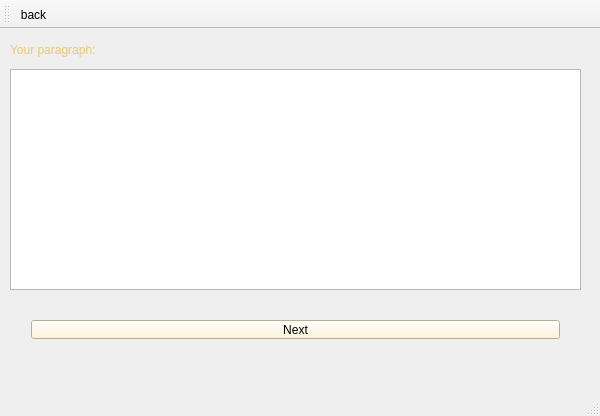
This is DisplayTextPage.ui in Rrr3rrr2004/Word-Frequency-Count as Qt 5 draws it before an edit. The edited form follows.
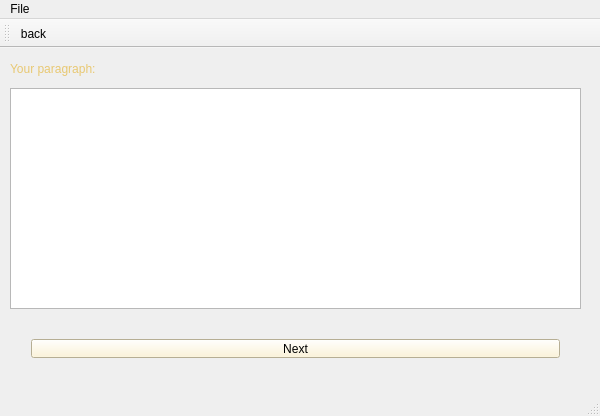
This is the edited form. Icons and pictures are not drawn.

```diff
--- a/DisplayTextPage.ui
+++ b/DisplayTextPage.ui
@@ -14,7 +14,7 @@
    <string>DisplayTextPage</string>
   </property>
   <widget class="QWidget" name="centralWidget">
-   <widget class="QLabel" name="display">
+   <widget class="QLabel" name="title">
     <property name="geometry">
      <rect>
       <x>10</x>
@@ -60,7 +60,7 @@
      </item>
     </layout>
    </widget>
-   <widget class="QTextEdit" name="textEdit">
+   <widget class="QTextEdit" name="display">
     <property name="geometry">
      <rect>
       <x>10</x>
@@ -74,6 +74,23 @@
     </property>
    </widget>
   </widget>
+  <widget class="QMenuBar" name="menuBar">
+   <property name="geometry">
+    <rect>
+     <x>0</x>
+     <y>0</y>
+     <width>600</width>
+     <height>21</height>
+    </rect>
+   </property>
+   <widget class="QMenu" name="menuFile">
+    <property name="title">
+     <string>File</string>
+    </property>
+    <addaction name="back"/>
+   </widget>
+   <addaction name="menuFile"/>
+  </widget>
   <widget class="QToolBar" name="mainToolBar">
    <attribute name="toolBarArea">
     <enum>TopToolBarArea</enum>
```
